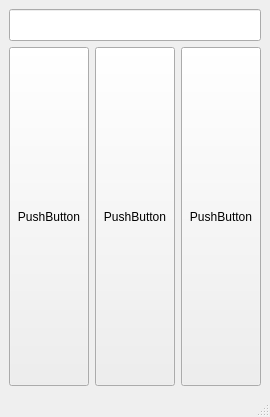
Old version of the form mainwindow.ui in the repository carlosaustriaco/SimpleCalculator.
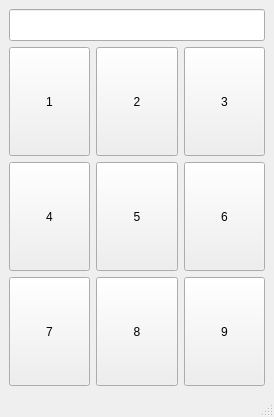
New version of the form.

Commit message: Created the buttons and the logic

What changed in the file:
```diff
--- a/mainwindow.ui
+++ b/mainwindow.ui
@@ -6,7 +6,7 @@
    <rect>
     <x>0</x>
     <y>0</y>
-    <width>263</width>
+    <width>274</width>
     <height>417</height>
    </rect>
   </property>
@@ -50,8 +50,11 @@
            </sizepolicy>
           </property>
           <property name="text">
-           <string>PushButton</string>
+           <string>1</string>
           </property>
+          <property name="flat">
+           <bool>false</bool>
+          </property>
          </widget>
         </item>
         <item>
@@ -63,7 +66,7 @@
            </sizepolicy>
           </property>
           <property name="text">
-           <string>PushButton</string>
+           <string>2</string>
           </property>
          </widget>
         </item>
@@ -76,17 +79,97 @@
            </sizepolicy>
           </property>
           <property name="text">
-           <string>PushButton</string>
+           <string>3</string>
           </property>
          </widget>
         </item>
        </layout>
       </item>
       <item>
-       <layout class="QHBoxLayout" name="horizontalLayout"/>
+       <layout class="QHBoxLayout" name="lh2">
+        <item>
+         <widget class="QPushButton" name="btn4">
+          <property name="sizePolicy">
+           <sizepolicy hsizetype="Minimum" vsizetype="Minimum">
+            <horstretch>0</horstretch>
+            <verstretch>0</verstretch>
+           </sizepolicy>
+          </property>
+          <property name="text">
+           <string>4</string>
+          </property>
+         </widget>
+        </item>
+        <item>
+         <widget class="QPushButton" name="btn5">
+          <property name="sizePolicy">
+           <sizepolicy hsizetype="Minimum" vsizetype="Minimum">
+            <horstretch>0</horstretch>
+            <verstretch>0</verstretch>
+           </sizepolicy>
+          </property>
+          <property name="text">
+           <string>5</string>
+          </property>
+         </widget>
+        </item>
+        <item>
+         <widget class="QPushButton" name="btn6">
+          <property name="sizePolicy">
+           <sizepolicy hsizetype="Minimum" vsizetype="Minimum">
+            <horstretch>0</horstretch>
+            <verstretch>0</verstretch>
+           </sizepolicy>
+          </property>
+          <property name="text">
+           <string>6</string>
+          </property>
+         </widget>
+        </item>
+       </layout>
       </item>
       <item>
-       <layout class="QHBoxLayout" name="horizontalLayout_2"/>
+       <layout class="QHBoxLayout" name="lh3">
+        <item>
+         <widget class="QPushButton" name="btn7">
+          <property name="sizePolicy">
+           <sizepolicy hsizetype="Minimum" vsizetype="Minimum">
+            <horstretch>0</horstretch>
+            <verstretch>0</verstretch>
+           </sizepolicy>
+          </property>
+          <property name="text">
+           <string>7</string>
+          </property>
+         </widget>
+        </item>
+        <item>
+         <widget class="QPushButton" name="btn8">
+          <property name="sizePolicy">
+           <sizepolicy hsizetype="Minimum" vsizetype="Minimum">
+            <horstretch>0</horstretch>
+            <verstretch>0</verstretch>
+           </sizepolicy>
+          </property>
+          <property name="text">
+           <string>8</string>
+          </property>
+         </widget>
+        </item>
+        <item>
+         <widget class="QPushButton" name="btn9">
+          <property name="sizePolicy">
+           <sizepolicy hsizetype="Minimum" vsizetype="Minimum">
+            <horstretch>0</horstretch>
+            <verstretch>0</verstretch>
+           </sizepolicy>
+          </property>
+          <property name="text">
+           <string>9</string>
+          </property>
+         </widget>
+        </item>
+       </layout>
       </item>
      </layout>
     </item>
```
Left out of the diff: 12 changed lines with no effect on the pictures. The commit also changes 10 other files.
